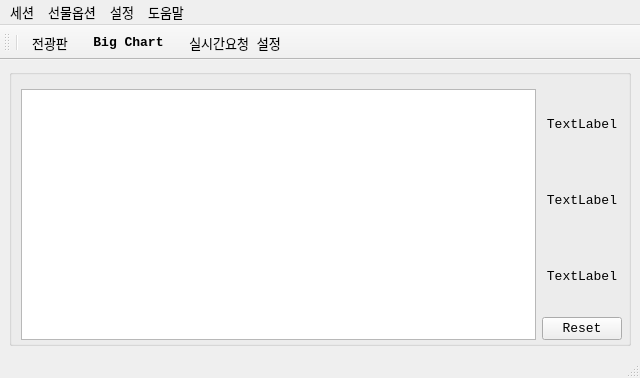
First picture: the form in UI/skybot_cm.ui, repository skygoldfish/SkyBot, before the edit.
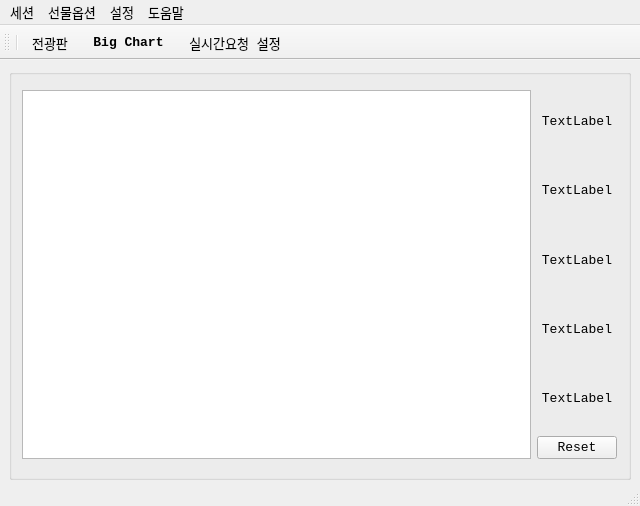
Second picture: the form after the edit. Icons and pictures are not drawn.

Diff of the .ui file:
```diff
--- a/UI/skybot_cm.ui
+++ b/UI/skybot_cm.ui
@@ -7,7 +7,7 @@
     <x>0</x>
     <y>0</y>
     <width>640</width>
-    <height>378</height>
+    <height>506</height>
    </rect>
   </property>
   <property name="font">
@@ -30,7 +30,7 @@
       <x>9</x>
       <y>9</y>
       <width>622</width>
-      <height>277</height>
+      <height>411</height>
      </rect>
     </property>
     <property name="title">
@@ -39,10 +39,10 @@
     <widget class="QWidget" name="">
      <property name="geometry">
       <rect>
-       <x>12</x>
-       <y>20</y>
-       <width>601</width>
-       <height>251</height>
+       <x>13</x>
+       <y>21</y>
+       <width>595</width>
+       <height>369</height>
       </rect>
      </property>
      <layout class="QHBoxLayout" name="horizontalLayout">
@@ -81,6 +81,26 @@
           </property>
          </widget>
         </item>
+        <item>
+         <widget class="QLabel" name="label_4th">
+          <property name="text">
+           <string>TextLabel</string>
+          </property>
+          <property name="alignment">
+           <set>Qt::AlignCenter</set>
+          </property>
+         </widget>
+        </item>
+        <item>
+         <widget class="QLabel" name="label_5th">
+          <property name="text">
+           <string>TextLabel</string>
+          </property>
+          <property name="alignment">
+           <set>Qt::AlignCenter</set>
+          </property>
+         </widget>
+        </item>
         <item>
          <widget class="QPushButton" name="pushButton_reset">
           <property name="text">
```
